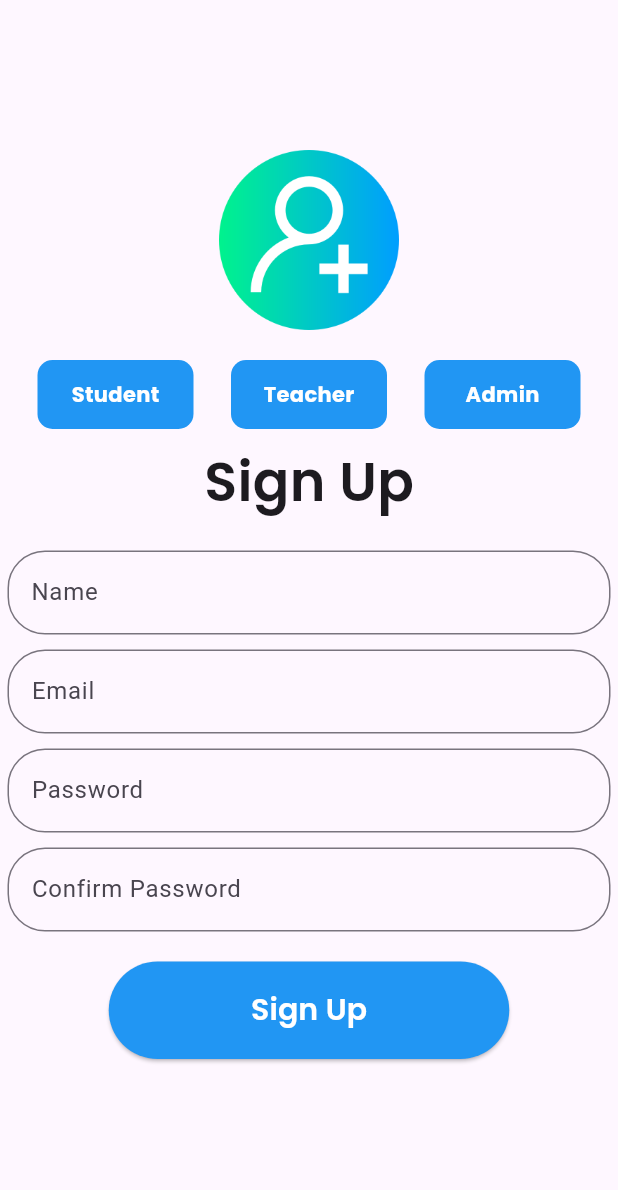
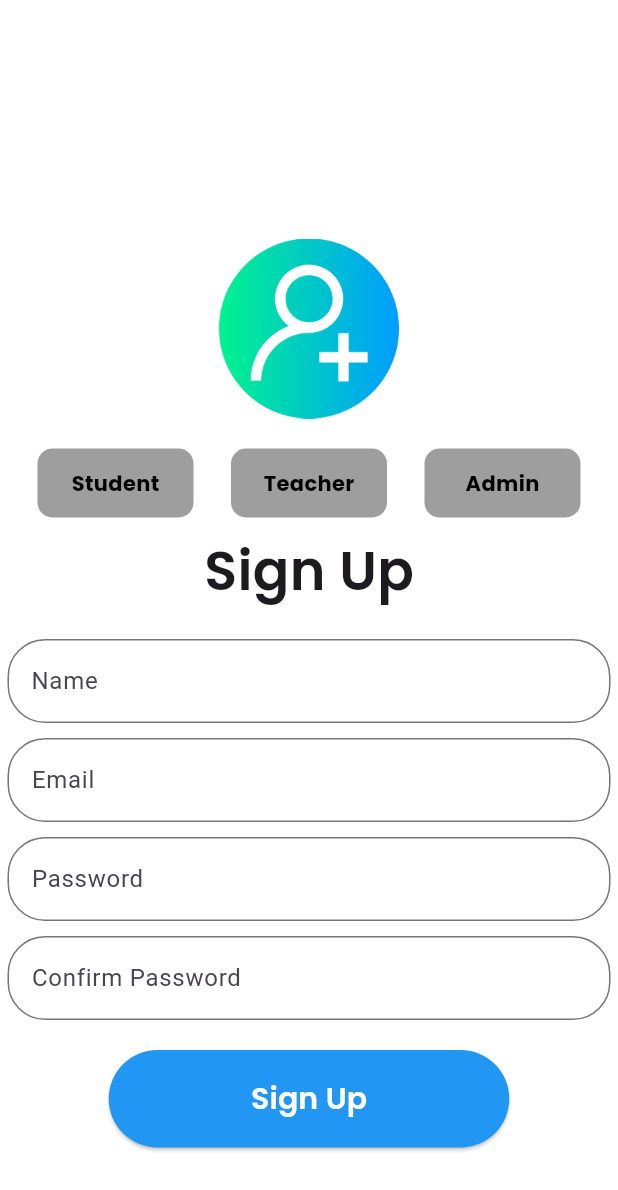
Before and after one commit to pruthviraj2003/Edu-Track, a Flutter app: the screen it shows after launch, after a tap on "Sign Up", on a phone screen of 412 x 824 dp. Shown: the top 1190 px of the screen. Run offline on Flutter 3.47's test engine with Material 3 defaults, Android fonts, the phone set to English and light mode, and no system bars; our stand-ins replace google_fonts.

Commit message:
Selection Pannel

```diff
--- a/edu_track/lib/view/signup_screen.dart
+++ b/edu_track/lib/view/signup_screen.dart
@@ -10,10 +10,18 @@ class SignupScreen extends StatefulWidget {
 }
 
 class _SigninscreenState extends State<SignupScreen> {
+  bool stdFlag = false;
+  bool teacherFlag = false;
+  bool adminFLag = false;
+  Color textClr = Colors.black;
+  Color buttonClr = Colors.grey;
+
   @override
   Widget build(BuildContext context) {
     return Scaffold(
+      backgroundColor: Colors.white,
       body: Center(
+        child: SingleChildScrollView(
           child: Column(
             children: [
               //welcome vector Image
@@ -34,53 +42,86 @@ class _SigninscreenState extends State<SignupScreen> {
               Row(
                 mainAxisAlignment: MainAxisAlignment.spaceEvenly,
                 children: [
-                Container(
+                  GestureDetector(
+                    onTap: () {
+                      setState(() {
+                        stdFlag = true;
+                        teacherFlag = false;
+                        adminFLag = false;
+                        textClr = Colors.white;
+                        buttonClr = Colors.blue;
+                      });
+                    },
+                    child: Container(
                       height: 46,
                       width: 104,
                       decoration: BoxDecoration(
                         borderRadius: BorderRadius.circular(10),
-                    color: Colors.blue,
+                        color: buttonClr,
                       ),
                       child: Center(
                           child: Text(
                         "Student",
                         style: GoogleFonts.poppins(
                             fontSize: 14,
-                        color: Colors.white,
+                            color: textClr,
                             fontWeight: FontWeight.bold),
                       )),
                     ),
-                Container(
+                  ),
+                  GestureDetector(
+                    onTap: () {
+                      setState(() {
+                        stdFlag = false;
+                        teacherFlag = true;
+                        adminFLag = false;
+                        textClr = Colors.white;
+                        buttonClr = Colors.blue;
+                      });
+                    },
+                    child: Container(
                       height: 46,
                       width: 104,
                       decoration: BoxDecoration(
                         borderRadius: BorderRadius.circular(10),
-                    color: Colors.blue,
+                        color: buttonClr,
                       ),
                       child: Center(
                           child: Text(
                         "Teacher",
                         style: GoogleFonts.poppins(
                             fontSize: 14,
-                        color: Colors.white,
+                            color: textClr,
                             fontWeight: FontWeight.bold),
                       )),
                     ),
-                Container(
+                  ),
+                  GestureDetector(
+                    onTap: () {
+                      setState(() {
+                        stdFlag = false;
+                        teacherFlag = false;
+                        adminFLag = true;
+                        textClr = Colors.white;
+                        buttonClr = Colors.blue;
+                      });
+                    },
+                    child: Container(
                       height: 46,
                       width: 104,
                       decoration: BoxDecoration(
                         borderRadius: BorderRadius.circular(10),
-                    color: Colors.blue,
+                        color: buttonClr,
                       ),
                       child: Center(
                           child: Text(
                         "Admin",
                         style: GoogleFonts.poppins(
                             fontSize: 14,
-                        color: Colors.white,
+                            color: textClr,
                             fontWeight: FontWeight.bold),
                       )),
+                    ),
                   )
                 ],
               ),
@@ -170,6 +211,7 @@ class _SigninscreenState extends State<SignupScreen> {
             ],
           ),
         ),
+      ),
     );
   }
 }
--- a/edu_track/lib/view/welcome_screen.dart
+++ b/edu_track/lib/view/welcome_screen.dart
@@ -14,6 +14,7 @@ class _WelcomeState extends State<Welcome> {
   @override
   Widget build(BuildContext context) {
     return Scaffold(
+      backgroundColor: Colors.white,
       body: Center(
         child: Column(
           children: [
```
Lines whose indentation alone changed are shown as unchanged.
